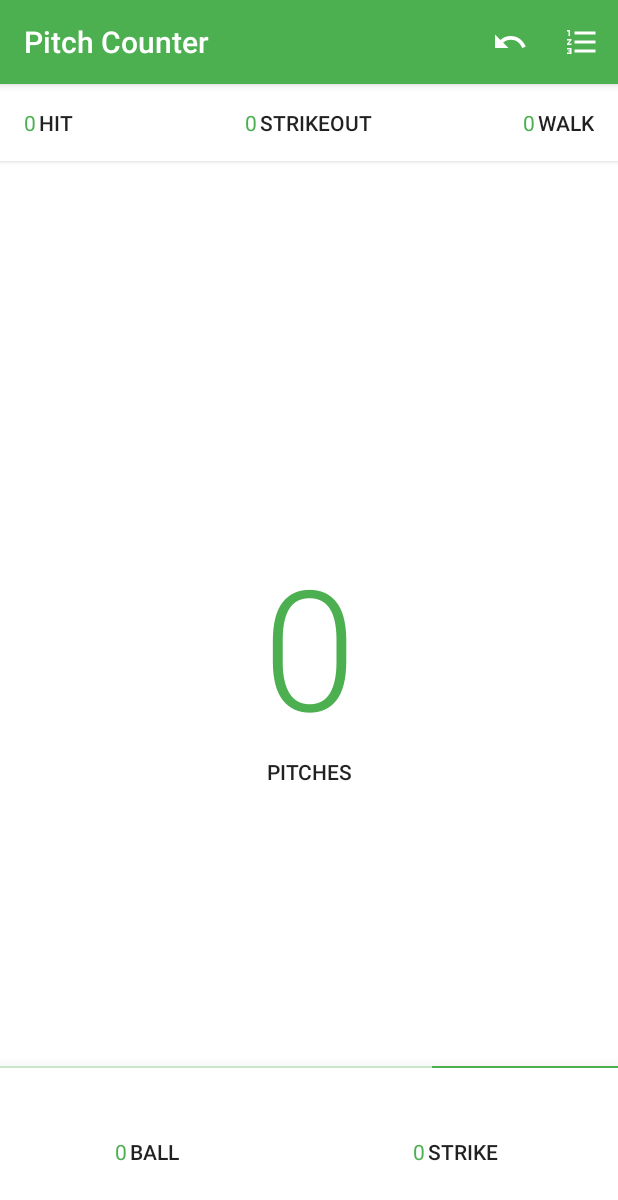
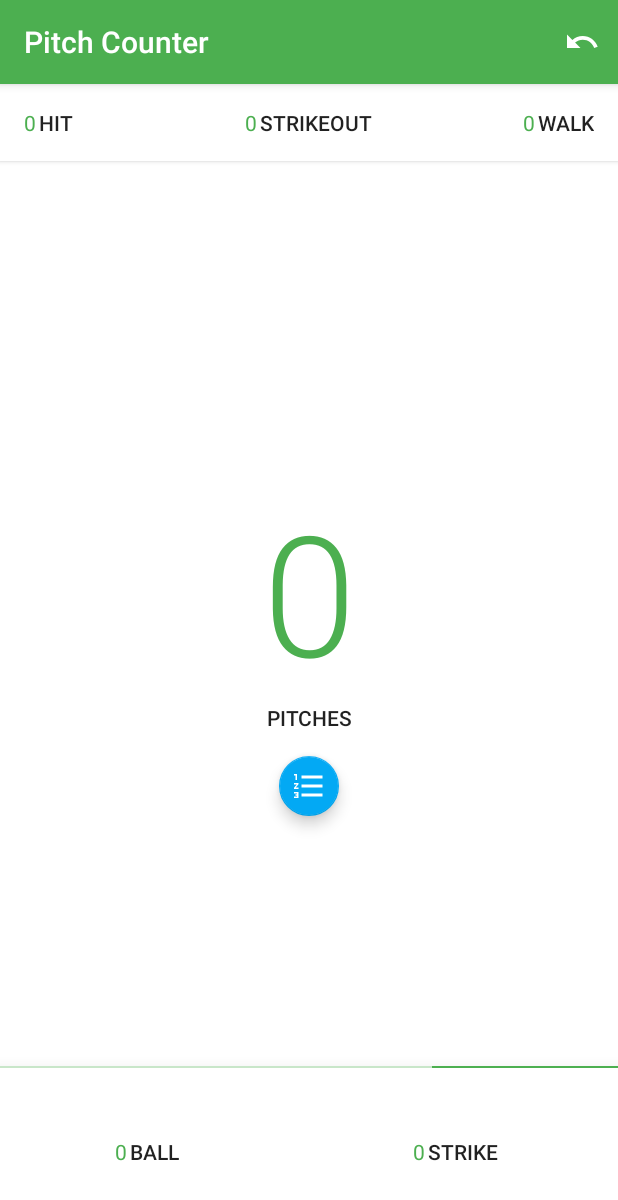
Before and after one commit to akodiakson/Capstone-Project, an Android app: the screen it shows after launch (GameActivity), on a phone screen of 412 x 824 dp. Shown: the top 1200 px of the screen. Run offline under Robolectric (Android 15) with nearby library versions, the phone set to English and light mode, and no system bars; our stand-ins replace ButterKnife; 6 statements that could not run were skipped.

Commit message:
-- Change summary menu item to its own FAB

```diff
--- a/app/src/main/java/com/akodiakson/pitchcounter/fragment/GameFragment.java
+++ b/app/src/main/java/com/akodiakson/pitchcounter/fragment/GameFragment.java
@@ -139,12 +139,6 @@ public class GameFragment extends Fragment implements LoaderManager.LoaderCallba
     @Override
     public boolean onOptionsItemSelected(MenuItem item) {
 
-        if (item.getItemId() == R.id.menu_item_history_master) {
-            Intent intent = new Intent(getActivity(), GameSummaryListActivity.class);
-            ActivityOptionsCompat optionsCompat = ActivityOptionsCompat.makeSceneTransitionAnimation(getActivity(), rootView.findViewById(R.id.ball_strike_distribution_bar), getString(R.string.transition_name_game_to_master));
-            ActivityCompat.startActivity(getActivity(), intent, optionsCompat.toBundle());
-            return true;
-        }
         if (item.getItemId() == R.id.menu_item_history_undo) {
             if (!userActionsStack.isEmpty()) {
                 StatType peekedStatType = userActionsStack.peek();
@@ -390,4 +384,11 @@ public class GameFragment extends Fragment implements LoaderManager.LoaderCallba
         UpdateStatQueryHandler handler = new UpdateStatQueryHandler(getContext().getContentResolver(), new WeakReference<UpdateStatQueryHandler.UpdateStatQueryListener>(this));
         handler.startUpdate(statType.ordinal(), UPDATE_COOKIE, GameContentProvider.CONTENT_URI, contentValues, where, selectionArgs);
     }
+
+    @OnClick(R.id.fab_game_entry_to_summary)
+    public void onGameSummaryClicked(View view){
+        Intent intent = new Intent(getActivity(), GameSummaryListActivity.class);
+        ActivityOptionsCompat optionsCompat = ActivityOptionsCompat.makeSceneTransitionAnimation(getActivity(), rootView.findViewById(R.id.ball_strike_distribution_bar), getString(R.string.transition_name_game_to_master));
+        ActivityCompat.startActivity(getActivity(), intent, optionsCompat.toBundle());
+    }
 }
--- a/app/src/main/res/layout/fragment_game.xml
+++ b/app/src/main/res/layout/fragment_game.xml
@@ -33,6 +33,16 @@
                 android:layout_height="match_parent"
                 android:gravity="center_horizontal"
                 android:text="@string/game_entry_pitch_count_label" />
+
+            <android.support.design.widget.FloatingActionButton
+                android:id="@+id/fab_game_entry_to_summary"
+                android:layout_width="wrap_content"
+                android:layout_height="wrap_content"
+                app:fabSize="mini"
+                android:layout_gravity="center_horizontal"
+                android:layout_margin="@dimen/fab_margin"
+                android:src="@drawable/ic_format_list_numbered_black_24dp"
+                android:contentDescription="@string/fab_summary_list_start_or_resume_game_content_description"/>
         </LinearLayout>
 
     </FrameLayout>
--- a/app/src/main/res/menu/menu_game_entry.xml
+++ b/app/src/main/res/menu/menu_game_entry.xml
@@ -6,9 +6,4 @@
         android:title="@string/game_entry_undo_menu_item"
         android:icon="@drawable/ic_undo_black_24dp"
         app:showAsAction="always" />
-    <item
-        android:id="@+id/menu_item_history_master"
-        android:title="@string/game_entry_history_menu_item"
-        android:icon="@drawable/ic_format_list_numbered_black_24dp"
-        app:showAsAction="always" />
 </menu>
```
